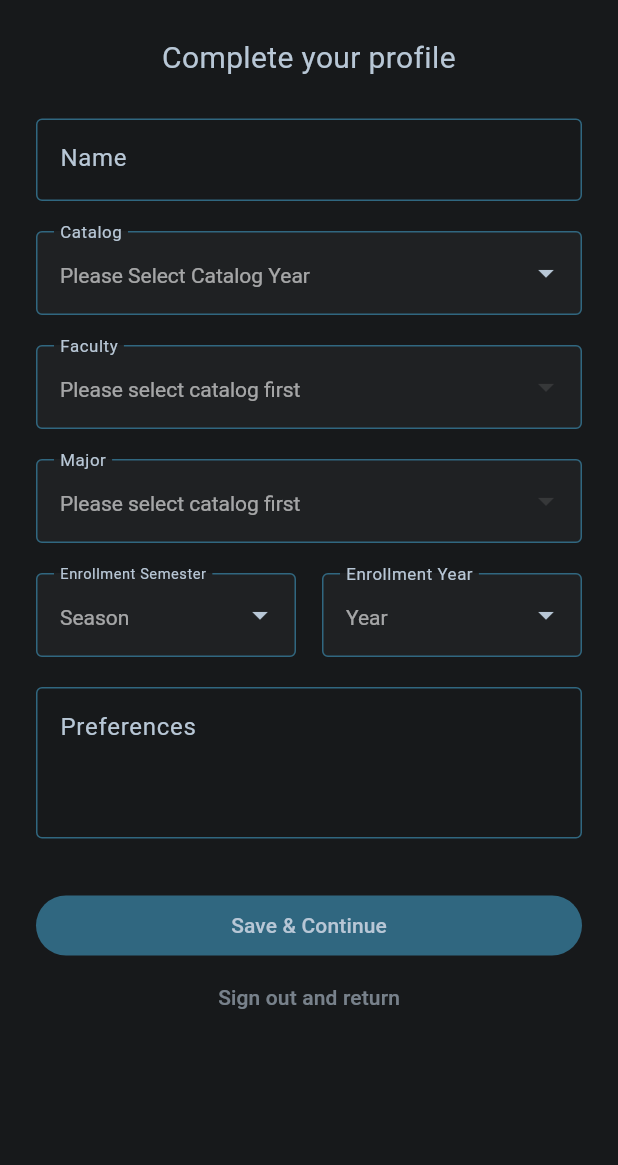
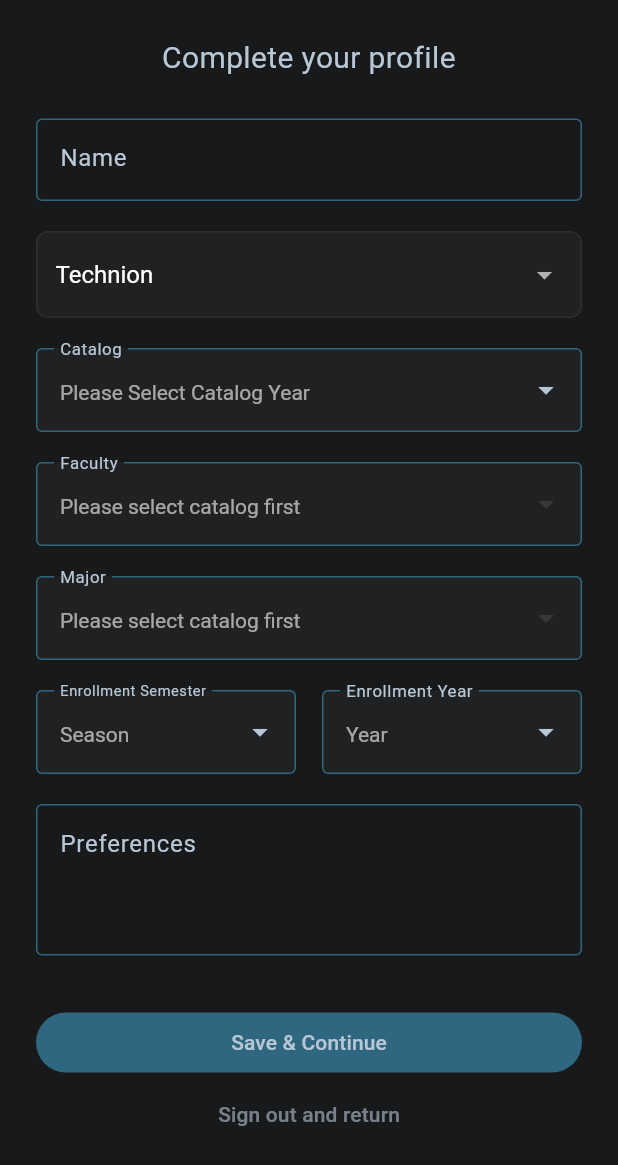
Before and after one commit to Technion236272/2025b-DegreEZ, a Flutter app: the SignUpPage screen opened by its route, on a phone screen of 412 x 824 dp. Shown: the top 1165 px of the screen. Run offline on Flutter 3.47's test engine with Material 3 defaults, Android fonts, the phone set to English and light mode, and no system bars; drawn by our look-alikes of calendar_view; our stand-ins replace auto_size_text, cloud_firestore, file_picker, firebase_ai, firebase_auth, firebase_core and 7 more; missing offline and left inert: graphview; accounts and stored records are empty.

Commit message:
adding university field to student

```diff
--- a/degreez/lib/models/student_model.dart
+++ b/degreez/lib/models/student_model.dart
@@ -9,6 +9,7 @@ class StudentModel {
   final String preferences;
   final String semester;
   final String catalog; // selecting the catalog for the student
+  final String university; // university field
   final String themeMode; // 'light', 'dark', or 'system' for theme preference
 
 
@@ -20,6 +21,7 @@ class StudentModel {
     required this.preferences,
     required this.semester,
     required this.catalog,
+    required this.university,
     this.themeMode = 'dark', // Default to dark mode for existing users
   });
   // Factory constructor to create a StudentModel from Firestore data
@@ -37,6 +39,7 @@ class StudentModel {
           data['Semester']?.toString() ??
           '1', // Convert to String and provide default
       catalog: data['Catalog'] ?? '',
+      university: data['University'] ?? 'Technion', // Default to Technion
       themeMode: data['ThemeMode'] ?? 'dark', // Default to dark mode
     );
   }
@@ -50,6 +53,7 @@ class StudentModel {
       'Preferences': preferences,
       'Semester': semester, // Now stored as String
       'Catalog': catalog,
+      'University': university,
       'ThemeMode': themeMode,
     };
   }
@@ -60,6 +64,7 @@ class StudentModel {
     String? catalog,
     String? faculty,
     String? semester,
+    String? university,
     String? themeMode,
   }) {
     return StudentModel(
@@ -70,6 +75,7 @@ class StudentModel {
       preferences: preferences ?? this.preferences,
       semester: semester ?? this.semester,
       catalog: catalog ?? this.catalog,
+      university: university ?? this.university,
       themeMode: themeMode ?? this.themeMode,
     );
   }
--- a/degreez/lib/pages/signup_page.dart
+++ b/degreez/lib/pages/signup_page.dart
@@ -9,6 +9,7 @@ import 'package:degreez/widgets/selectors/faculty_selector.dart';
 import 'package:degreez/widgets/selectors/major_selector.dart';
 import 'package:degreez/widgets/selectors/semester_season_selector.dart';
 import 'package:degreez/widgets/selectors/semester_year_selector.dart';
+import 'package:degreez/widgets/selectors/university_selector.dart';
 import 'package:degreez/widgets/text_form_field_with_style.dart';
 import 'package:flutter/material.dart';
 import 'package:provider/provider.dart';
@@ -158,6 +159,10 @@ class _SignUpPageState extends State<SignUpPage> {
                           ),
                           Padding(
                             padding: EdgeInsets.only(top: 10, bottom: 10),
+                            child: UniversitySelector(),
+                          ),
+                          Padding(
+                            padding: EdgeInsets.only(top: 10, bottom: 10),
                             child: CatalogSelector(),
                           ),
                           Padding(
@@ -225,6 +230,7 @@ class _SignUpPageState extends State<SignUpPage> {
                                 preferences: _preferencesController.text.trim(),
                                 semester: signUpProvider.selectedSemester ?? '',
                                 catalog: signUpProvider.selectedCatalog ?? '',
+                                university: signUpProvider.selectedUniversity ?? 'Technion',
                               );
 
                               // Create student using StudentProvider
--- a/degreez/lib/providers/sign_up_provider.dart
+++ b/degreez/lib/providers/sign_up_provider.dart
@@ -7,12 +7,14 @@ class SignUpProvider extends ChangeNotifier {
   String? _selectedMajor;
   String? _selectedSemesterSeason;
   String? _selectedSemesterYear;
+  String? _selectedUniversity;
 
   String? get selectedFaculty => _selectedFaculty;
   String? get selectedMajor => _selectedMajor;
   String? get selectedCatalog => _selectedCatalog;
   String? get selectedSemesterSeason => _selectedSemesterSeason;
   String? get selectedSemesterYear => _selectedSemesterYear;
+  String? get selectedUniversity => _selectedUniversity;
   String? get selectedSemester => '$_selectedSemesterSeason $_selectedSemesterYear';
 
   void resetFaculty(){_selectedFaculty=null;}
@@ -20,6 +22,7 @@ class SignUpProvider extends ChangeNotifier {
   void resetCatalog(){_selectedCatalog=null;}
   void resetSemesterSeason(){_selectedSemesterSeason=null;}
   void resetSemesterYear(){_selectedSemesterYear=null;}
+  void resetUniversity(){_selectedUniversity=null;}
 
   void setSelectedFaculty(String val) {
     _selectedFaculty = val;
@@ -33,6 +36,11 @@ class SignUpProvider extends ChangeNotifier {
 
   void setSelectedCatalog(String val) {
     _selectedCatalog = val;
+    notifyListeners();
+  }
+
+  void setSelectedUniversity(String val) {
+    _selectedUniversity = val;
     notifyListeners();
   }
 
@@ -61,5 +69,6 @@ class SignUpProvider extends ChangeNotifier {
     resetCatalog();
     resetSemesterSeason();
     resetSemesterYear();
+    resetUniversity();
   }
 }
--- a/degreez/lib/providers/student_provider.dart
+++ b/degreez/lib/providers/student_provider.dart
@@ -73,6 +73,7 @@ class StudentProvider with ChangeNotifier {
     required String faculty,
     required String catalog,
     required String semester, // Changed from int to String
+    required String university, // Add university parameter
     String? themeMode, // Optional theme mode parameter
   }) async {
     if (_student == null) return false;
@@ -88,6 +89,7 @@ class StudentProvider with ChangeNotifier {
       faculty: faculty,
       catalog: catalog,
       semester: semester,
+      university: university,
       themeMode: themeMode ?? _student!.themeMode, // Preserve existing if not provided
     );
     _notifyListeners();
@@ -100,6 +102,7 @@ class StudentProvider with ChangeNotifier {
         'Faculty': faculty,
         'Catalog': catalog,
         'Semester': semester, // Now stored as String
+        'University': university,
       };
 
       // Only update theme mode if provided
--- a/degreez/lib/services/theme_sync_service.dart
+++ b/degreez/lib/services/theme_sync_service.dart
@@ -38,6 +38,7 @@ class ThemeSyncService {
           catalog: student.catalog,
           semester: student.semester,
           themeMode: themeMode.name,
+          university: student.university, // Keep university unchanged
         );
       }
     } catch (e) {
--- /dev/null
+++ b/degreez/lib/widgets/selectors/university_selector.dart
@@ -0,0 +1,96 @@
+import 'package:degreez/providers/sign_up_provider.dart';
+import 'package:degreez/providers/theme_provider.dart';
+import 'package:flutter/material.dart';
+import 'package:provider/provider.dart';
+
+class UniversitySelector extends StatefulWidget {
+  const UniversitySelector({super.key});
+
+  @override
+  State<UniversitySelector> createState() => _UniversitySelectorState();
+}
+
+class _UniversitySelectorState extends State<UniversitySelector> {
+  final List<String> _universities = ['Technion']; // Only Technion for now
+  String? selectedUniversity;
+
+  @override
+  void initState() {
+    super.initState();
+    // Set default selection to Technion
+    WidgetsBinding.instance.addPostFrameCallback((_) {
+      final signUpProvider = context.read<SignUpProvider>();
+      if (signUpProvider.selectedUniversity == null) {
+        signUpProvider.setSelectedUniversity('Technion');
+        setState(() {
+          selectedUniversity = 'Technion';
+        });
+      } else {
+        setState(() {
+          selectedUniversity = signUpProvider.selectedUniversity;
+        });
+      }
+    });
+  }
+
+  @override
+  Widget build(BuildContext context) {
+    return Consumer2<SignUpProvider, ThemeProvider>(
+      builder: (context, signUpProvider, themeProvider, child) {
+        return Container(
+          padding: const EdgeInsets.symmetric(horizontal: 12, vertical: 4),
+          decoration: BoxDecoration(
+            color: themeProvider.surfaceColor,
+            borderRadius: BorderRadius.circular(8),
+            border: Border.all(
+              color: themeProvider.borderPrimary,
+              width: 1,
+            ),
+          ),
+          child: DropdownButtonHideUnderline(
+            child: DropdownButton<String>(
+              value: selectedUniversity,
+              hint: Text(
+                'Select University',
+                style: TextStyle(
+                  color: themeProvider.textSecondary,
+                  fontSize: 16,
+                ),
+              ),
+              isExpanded: true,
+              icon: Icon(
+                Icons.arrow_drop_down,
+                color: themeProvider.textSecondary,
+              ),
+              dropdownColor: themeProvider.surfaceColor,
+              style: TextStyle(
+                color: themeProvider.textPrimary,
+                fontSize: 16,
+              ),
+              items: _universities.map((String university) {
+                return DropdownMenuItem<String>(
+                  value: university,
+                  child: Text(
+                    university,
+                    style: TextStyle(
+                      color: themeProvider.textPrimary,
+                      fontSize: 16,
+                    ),
+                  ),
+                );
+              }).toList(),
+              onChanged: (String? newValue) {
+                if (newValue != null) {
+                  setState(() {
+                    selectedUniversity = newValue;
+                  });
+                  signUpProvider.setSelectedUniversity(newValue);
+                }
+              },
+            ),
+          ),
+        );
+      },
+    );
+  }
+}
```
Also changed, not shown: degreez/lib/pages/profile_page.dart (+7 -19 lines).
